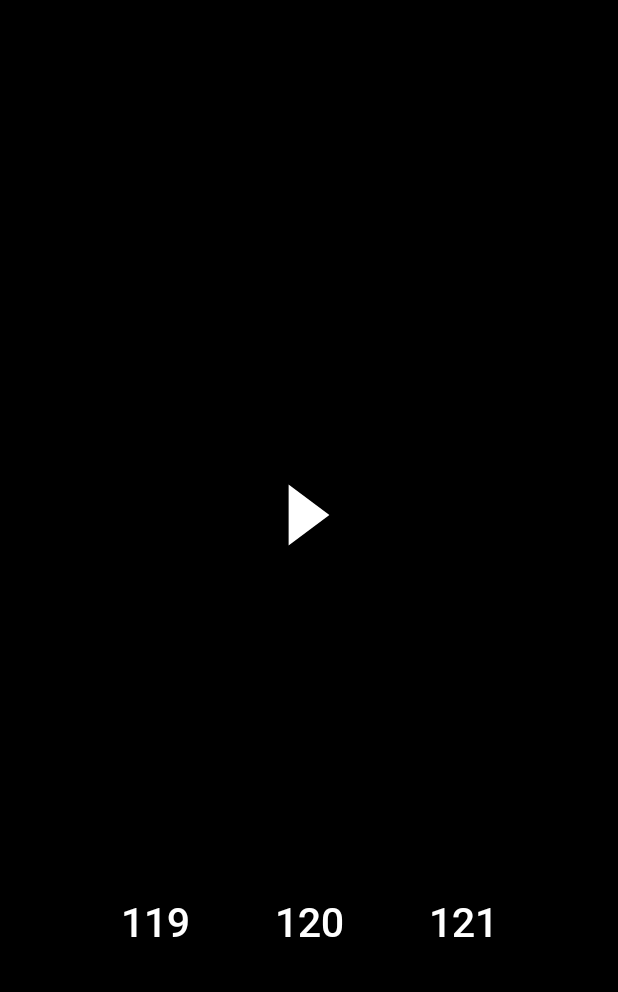
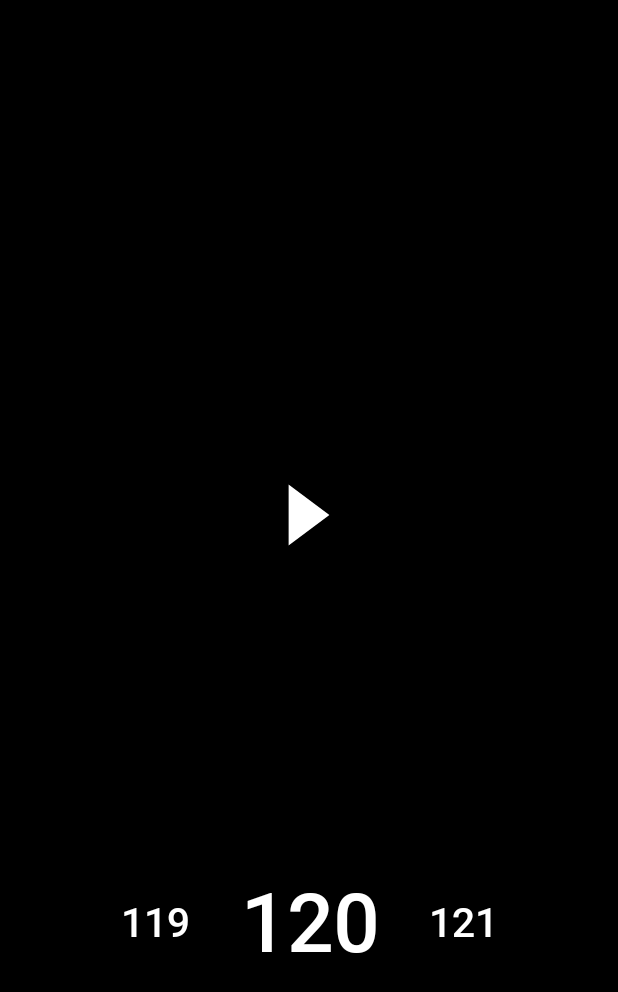
Before and after one commit to LaoQi/SimpleBeat, an Android app: the screen it shows after launch (MetronomeActivity), after a tap on "120", on a phone screen of 412 x 824 dp. Shown: the top 992 px of the screen. Run offline under Robolectric (Android 15) with nearby library versions, the phone set to English and light mode, and no system bars; network calls fail.

Commit message:
[WIP] refactor BpmPicker and AudioSelector;

```diff
--- a/app/src/main/java/com/madao/simplebeat/BpmPicker.java
+++ b/app/src/main/java/com/madao/simplebeat/BpmPicker.java
@@ -30,7 +30,7 @@ public class BpmPicker extends RecyclerView {
     public void setValue(int v) {
         mValue = v;
         scrollToPosition(mValue - Constant.MinBPM);
-        layoutManager.setChildScale();
+        layoutManager.setChildScale(v);
     }
 
     public void setOnValueChangedListener(OnValueChangeListener listener) {
@@ -61,17 +61,22 @@ public class BpmPicker extends RecyclerView {
         scrollToPosition(mValue - Constant.MinBPM);
     }
 
-    public class BpmLayoutManager extends LinearLayoutManager {
+    public static class BpmLayoutManager extends LinearLayoutManager {
         public BpmLayoutManager(Context context) {
             super(context);
         }
 
-        public void setChildScale() {
+        public void setChildScale(int value) {
             for (int i = 0; i < getChildCount(); i++) {
                 View itemView = getChildAt(i);
                 if (itemView != null) {
-                    itemView.setScaleX(1);
-                    itemView.setScaleY(1);
+                    if (itemView.getTag().equals(value)) {
+                        itemView.setScaleX(2);
+                        itemView.setScaleY(2);
+                    } else {
+                        itemView.setScaleX(1);
+                        itemView.setScaleY(1);
+                    }
                 } else {
                     Log.d(Tag, "child null at " + i);
                 }
@@ -79,7 +84,7 @@ public class BpmPicker extends RecyclerView {
         }
     }
 
-    private static class RVAdapter extends RecyclerView.Adapter<RecyclerView.ViewHolder> {
+    private class RVAdapter extends RecyclerView.Adapter<RecyclerView.ViewHolder> {
 
         final private float unit;
         final private boolean compact;
@@ -102,22 +107,33 @@ public class BpmPicker extends RecyclerView {
                 v.getLayoutParams().width = (int) (unit * 3);
                 v.getLayoutParams().height = (int) (unit * 2);
             }
+
+            TextView textView = v.findViewById(R.id.BpmPickerItem);
+            if (typeface != null) {
+                textView.setTypeface(typeface);
+            }
+            textView.setTextSize(TypedValue.COMPLEX_UNIT_PX, unit * 0.8f);
             return new RecyclerView.ViewHolder(v) {};
         }
 
         @SuppressLint("SetTextI18n")
         @Override
         public void onBindViewHolder(@NonNull RecyclerView.ViewHolder holder, int position) {
+            int bpm = position + Constant.MinBPM - 1;
             TextView textView = holder.itemView.findViewById(R.id.BpmPickerItem);
-            if (typeface != null) {
-                textView.setTypeface(typeface);
-            }
-            textView.setTextSize(TypedValue.COMPLEX_UNIT_PX, unit * 0.8f);
             if (position > 0 && position < Constant.MaxBPM - Constant.MinBPM + 2) {
-                textView.setText("" + (position + Constant.MinBPM - 1));
+                textView.setText("" + bpm);
             } else {
                 textView.setText("");
             }
+            if (bpm == mValue) {
+                holder.itemView.setScaleX(2);
+                holder.itemView.setScaleY(2);
+            } else {
+                holder.itemView.setScaleX(1);
+                holder.itemView.setScaleY(1);
+            }
+            holder.itemView.setTag(bpm);
         }
 
         @Override
@@ -138,7 +154,7 @@ public class BpmPicker extends RecyclerView {
     @Override
     public void onScrollStateChanged(int state) {
         if (state == SCROLL_STATE_DRAGGING) {
-            layoutManager.setChildScale();
+            layoutManager.setChildScale(mValue);
         } else if(state == SCROLL_STATE_IDLE){
             int position = layoutManager.findFirstVisibleItemPosition();
             View view = layoutManager.findViewByPosition(position);
@@ -156,12 +172,9 @@ public class BpmPicker extends RecyclerView {
                 int newValue = position + Constant.MinBPM;
                 int oldValue = mValue;
                 mValue = newValue;
-
-                center.setScaleX(2);
-                center.setScaleY(2);
-
                 Log.d(Tag, "ValueChanged : old " + oldValue + " new " + newValue);
                 mOnValueChangeListener.onValueChange(mValue, newValue);
+                layoutManager.setChildScale(newValue);
             } else if(-offset < width / 2){
                 smoothScrollBy(offset, 0);
             }
--- a/app/src/main/java/com/madao/simplebeat/MetronomeActivity.java
+++ b/app/src/main/java/com/madao/simplebeat/MetronomeActivity.java
@@ -55,7 +55,7 @@ public class MetronomeActivity extends AppCompatActivity {
 
     private Typeface typeface;
 
-    enum StateType {
+    public enum StateType {
         Normal, ShowBPM, ShowAudio
     }
 
@@ -114,7 +114,7 @@ public class MetronomeActivity extends AppCompatActivity {
         float unit;
         boolean isCompact = false;
         if (width < 600) {
-           unit = width / 8f;
+           unit = width / 9f;
            isCompact = true;
         } else {
             unit = width / 2f / 8f;
@@ -177,7 +177,7 @@ public class MetronomeActivity extends AppCompatActivity {
 
     private class GestureListener extends GestureDetector.SimpleOnGestureListener {
         @Override
-        public boolean onFling(MotionEvent e1, MotionEvent e2, float velocityX, float velocityY) {
+        public boolean onFling(MotionEvent e1, @NonNull MotionEvent e2, float velocityX, float velocityY) {
             Log.d(Tag, "GestureListener onFling " + velocityX + " " + velocityY);
             return false;
         }
@@ -236,9 +236,7 @@ public class MetronomeActivity extends AppCompatActivity {
             bpmButton.setText("" + newVal);
         });
 
-        bpmButton.setOnClickListener((view) -> {
-            ChangeState(StateType.ShowBPM);
-        });
+        bpmButton.setOnClickListener((view) -> ChangeState(StateType.ShowBPM));
 
         mAnimator.setBpmPicker(bpmPicker)
                 .setBpmButton(bpmButton);
@@ -251,9 +249,7 @@ public class MetronomeActivity extends AppCompatActivity {
         audioSelectorButton = findViewById(R.id.AudioSelectorButton);
         audioSelectorButton.setTypeface(typeface);
         audioSelectorButton.setText(profile.getAudioKey());
-        audioSelectorButton.setOnClickListener((view) -> {
-            ChangeState(StateType.ShowAudio);
-        });
+        audioSelectorButton.setOnClickListener((view) -> ChangeState(StateType.ShowAudio));
 
         mAnimator.setAudioSelector(audioSelector)
                 .setAudioSelectorButton(audioSelectorButton);
--- a/app/src/main/res/drawable/audio_item_normal_shape.xml
+++ b/app/src/main/res/drawable/audio_item_normal_shape.xml
@@ -1,6 +1,6 @@
 <?xml version="1.0" encoding="utf-8"?>
 <shape xmlns:android="http://schemas.android.com/apk/res/android"
     android:shape="oval">
-    <solid android:color="@color/empty"/>   <!-- 设置背景颜色 -->
-    <stroke android:width="4dp" android:color="@color/gray_100"/> <!-- 设置边框颜色以及宽度 -->
+    <solid android:color="@color/gray_1200"/>   <!-- 设置背景颜色 -->
+<!--    <stroke android:width="4dp" android:color="@color/gray_100"/> &lt;!&ndash; 设置边框颜色以及宽度 &ndash;&gt;-->
 </shape>
--- a/app/src/main/res/values/colors.xml
+++ b/app/src/main/res/values/colors.xml
@@ -4,6 +4,7 @@
     <color name="gray_100">#8EEEEEEE</color>
     <color name="gray_300">#FFEEEEEE</color>
     <color name="gray_900">#FF999999</color>
+    <color name="gray_1200">#FF222222</color>
     <color name="blue_700">#FF021AEE</color>
     <color name="red_500">#FFF44336</color>
     <color name="red_800">#FFC62828</color>
```
Also changed, not shown: app/src/main/java/com/madao/simplebeat/AudioSelector.java (+91 -222 lines), app/src/main/res/layout/activity_metronome.xml (+0 -53 lines).
